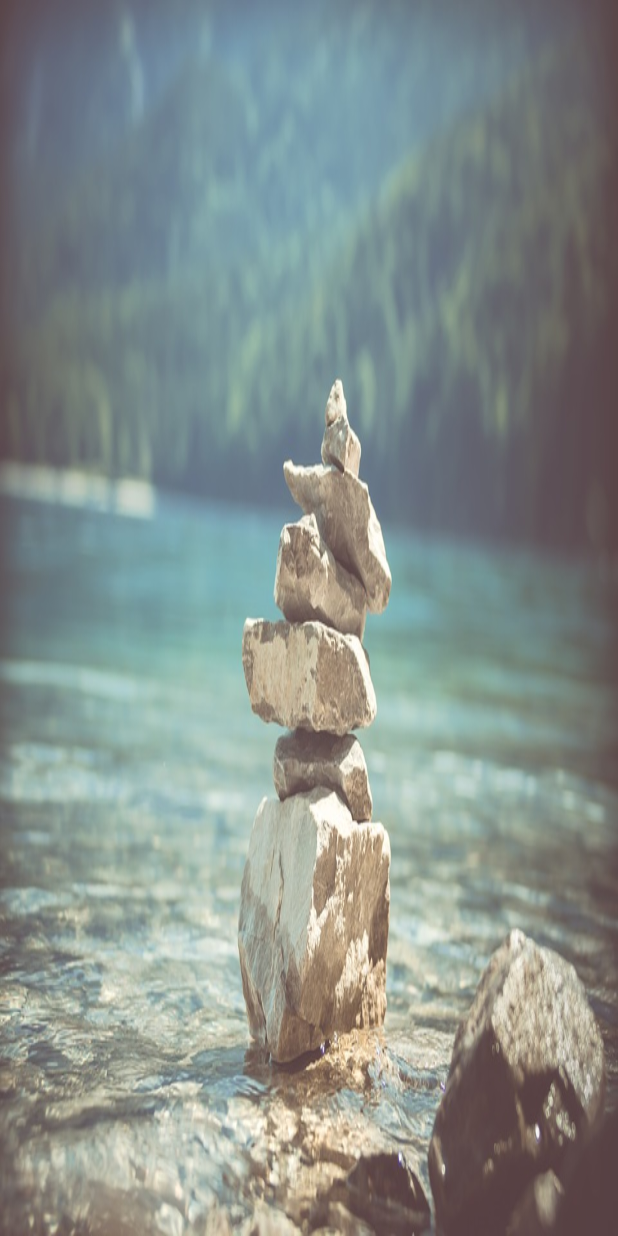
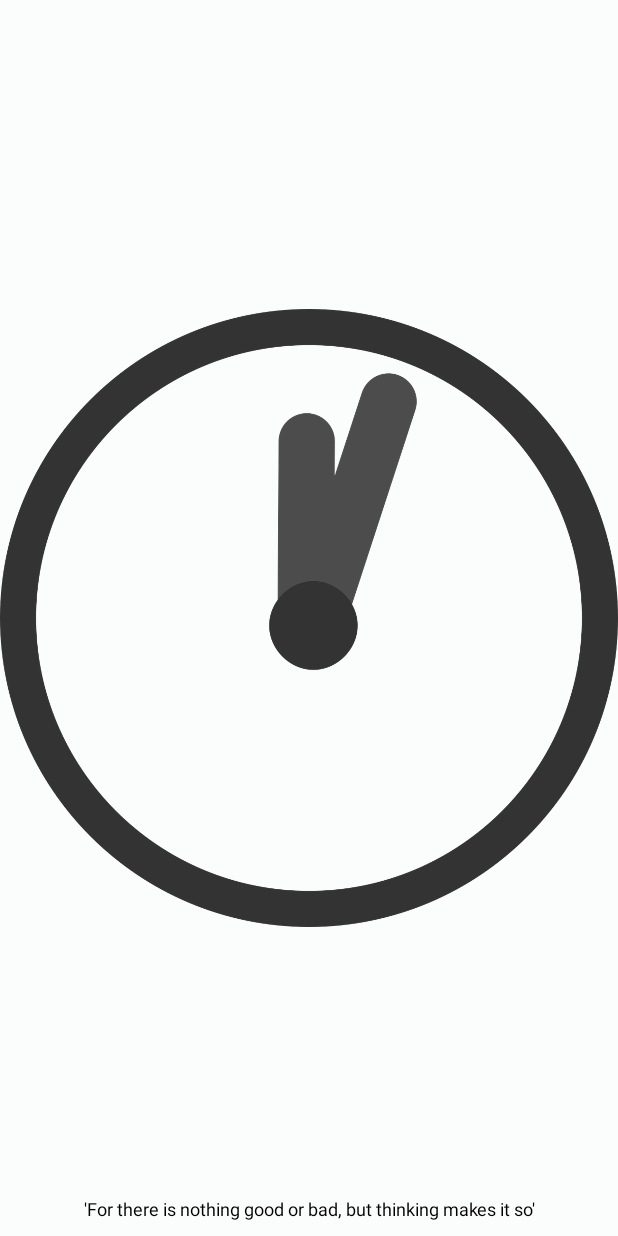
Before and after one commit to WFoster1994/MyWorryTime, an Android app: the SplashActivity screen opened directly, with no data from a screen before it, on a phone screen of 412 x 824 dp. Run offline under Robolectric (Android 15) with nearby library versions, the phone set to English and light mode, and no system bars.

Commit message:
Splash screen modified. Further modification to take place

```diff
--- a/app/src/main/java/will/example/myworrytime/SplashActivity.java
+++ b/app/src/main/java/will/example/myworrytime/SplashActivity.java
@@ -16,10 +16,10 @@ public class SplashActivity extends Activity {
 
             @Override
             public void run() {
-                Intent i = new Intent(SplashActivity.this, MainActivity.class);
-                startActivity(i);
+                Intent intent = new Intent(SplashActivity.this, MainActivity.class);
+                startActivity(intent);
                 finish();
             }
-        }, 2000);
+        }, 2500);
     }
 }
--- a/app/src/main/res/layout/activity_splash.xml
+++ b/app/src/main/res/layout/activity_splash.xml
@@ -1,8 +1,26 @@
 <?xml version="1.0" encoding="utf-8"?>
-<LinearLayout xmlns:android="http://schemas.android.com/apk/res/android"
-    xmlns:tools="http://schemas.android.com/tools"
-    android:layout_width="fill_parent"
-    android:layout_height="fill_parent"
-    android:background="@drawable/worrytime_practice"
+<RelativeLayout xmlns:android="http://schemas.android.com/apk/res/android"
+    android:layout_width="match_parent"
+    android:layout_height="match_parent"
+    android:background="@color/off_white"
     android:orientation="vertical">
-</LinearLayout>
+
+    <ImageView
+        android:id="@+id/appLogo"
+        android:layout_width="wrap_content"
+        android:layout_height="wrap_content"
+        android:layout_centerInParent="true"
+        android:src="@drawable/clock_face" />
+
+    <TextView
+        android:layout_width="fill_parent"
+        android:layout_height="wrap_content"
+        android:layout_marginBottom="10dp"
+        android:textSize="12sp"
+        android:gravity="center_horizontal"
+        android:layout_alignParentBottom="true"
+        android:text="@string/splash_message"
+        android:textColor="@color/black"/>
+
+
+</RelativeLayout>
--- a/app/src/main/res/values/colors.xml
+++ b/app/src/main/res/values/colors.xml
@@ -5,4 +5,6 @@
     <color name="colorAccent">#D81B60</color>
     <color name="pale_green">#98fb98</color>
     <color name="pale_blue">#afeeee</color>
+    <color name="off_white">#FBFCFC</color>
+    <color name="black">#000000</color>
 </resources>
--- a/app/src/main/res/values/strings.xml
+++ b/app/src/main/res/values/strings.xml
@@ -2,4 +2,5 @@
     <string name="app_name">MyWorryTime</string>
     <string name="action_settings">Settings</string>
     <string name="add_new_worry">Add New Worry</string>
+    <string name="splash_message">\'For there is nothing good or bad, but thinking makes it so\'</string>
 </resources>
```
Also changed, not shown: app/src/main/res/drawable-v24/worrytime_practice.jpg (deleted), app/src/main/res/drawable/clock_face.png (added).
